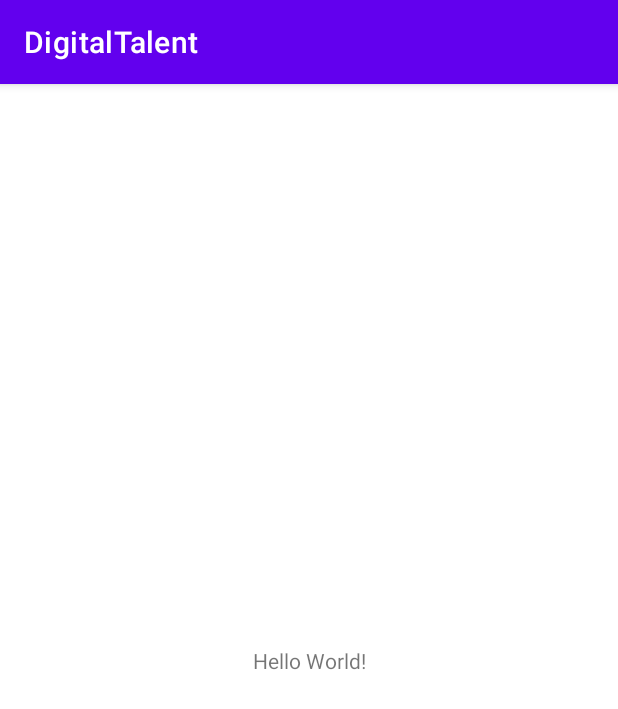
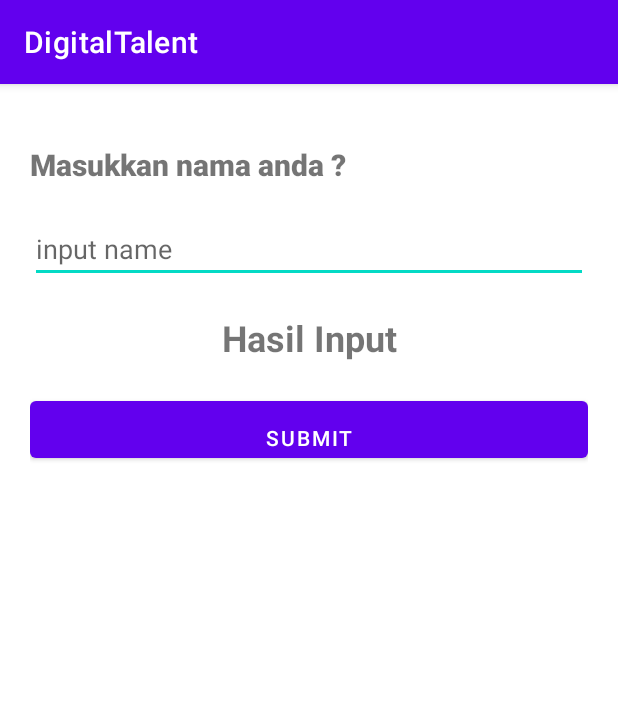
Before and after one commit to gametechpens/dts2023, an Android app: the MainActivity screen opened directly, with no data from a screen before it, on a phone screen of 412 x 824 dp. Shown: the top 709 px of the screen. Run offline under Robolectric (Android 15) with nearby library versions, the phone set to English and light mode, and no system bars.

Commit message:
add ui menu

```diff
--- a/DigitalTalent/app/src/main/java/com/pens/digitaltalent/activity/MainActivity.java
+++ b/DigitalTalent/app/src/main/java/com/pens/digitaltalent/activity/MainActivity.java
@@ -3,14 +3,32 @@ package com.pens.digitaltalent.activity;
 import androidx.appcompat.app.AppCompatActivity;
 
 import android.os.Bundle;
+import android.view.View;
+import android.widget.EditText;
+import android.widget.TextView;
 
 import com.pens.digitaltalent.R;
 
 public class MainActivity extends AppCompatActivity {
 
+    EditText edInputName;
+    TextView tvHasil;
+
+
     @Override
     protected void onCreate(Bundle savedInstanceState) {
         super.onCreate(savedInstanceState);
         setContentView(R.layout.activity_main);
+
+        tvHasil = findViewById(R.id.tv_hasil);
+        edInputName = findViewById(R.id.ed_name);
+
+
+    }
+
+    public void postSubmit(View view) {
+        String name = edInputName.getText().toString();
+        tvHasil.setText(name);
+
     }
 }
--- a/DigitalTalent/app/src/main/res/layout/activity_main.xml
+++ b/DigitalTalent/app/src/main/res/layout/activity_main.xml
@@ -1,18 +1,60 @@
 <?xml version="1.0" encoding="utf-8"?>
-<androidx.constraintlayout.widget.ConstraintLayout xmlns:android="http://schemas.android.com/apk/res/android"
+<LinearLayout xmlns:android="http://schemas.android.com/apk/res/android"
     xmlns:app="http://schemas.android.com/apk/res-auto"
     xmlns:tools="http://schemas.android.com/tools"
     android:layout_width="match_parent"
     android:layout_height="match_parent"
+    android:orientation="vertical"
+    android:padding="20dp"
     tools:context=".activity.MainActivity">
 
-    <TextView
-        android:layout_width="wrap_content"
+    <LinearLayout
+        android:layout_width="match_parent"
         android:layout_height="wrap_content"
-        android:text="Hello World!"
-        app:layout_constraintBottom_toBottomOf="parent"
-        app:layout_constraintEnd_toEndOf="parent"
-        app:layout_constraintStart_toStartOf="parent"
-        app:layout_constraintTop_toTopOf="parent" />
+        android:layout_marginTop="20dp"
+        android:orientation="vertical">
 
-</androidx.constraintlayout.widget.ConstraintLayout>
+        <TextView
+            android:id="@+id/tv_input_nama"
+            android:layout_width="match_parent"
+            android:layout_height="wrap_content"
+            android:layout_weight="1"
+            android:fontFamily="sans-serif-black"
+            android:text="Masukkan nama anda ?"
+            android:textSize="20sp"
+            android:textStyle="bold" />
+
+        <EditText
+            android:id="@+id/ed_name"
+            android:layout_width="match_parent"
+            android:layout_height="wrap_content"
+            android:layout_marginTop="20dp"
+            android:layout_weight="1"
+            android:ems="10"
+            android:hint="input name"
+            android:inputType="textPersonName" />
+
+        <TextView
+            android:id="@+id/tv_hasil"
+            android:layout_width="match_parent"
+            android:layout_height="wrap_content"
+            android:layout_marginTop="20dp"
+            android:layout_marginBottom="20dp"
+            android:text="Hasil Input"
+            android:textAlignment="center"
+            android:textSize="24sp"
+            android:textStyle="bold" />
+
+        <Button
+            android:id="@+id/btn_data"
+            android:layout_width="match_parent"
+            android:layout_height="50dp"
+
+            android:layout_gravity="bottom"
+            android:gravity="center|bottom"
+            android:onClick="postSubmit"
+            android:text="SUBMIT" />
+
+    </LinearLayout>
+
+</LinearLayout>
```
